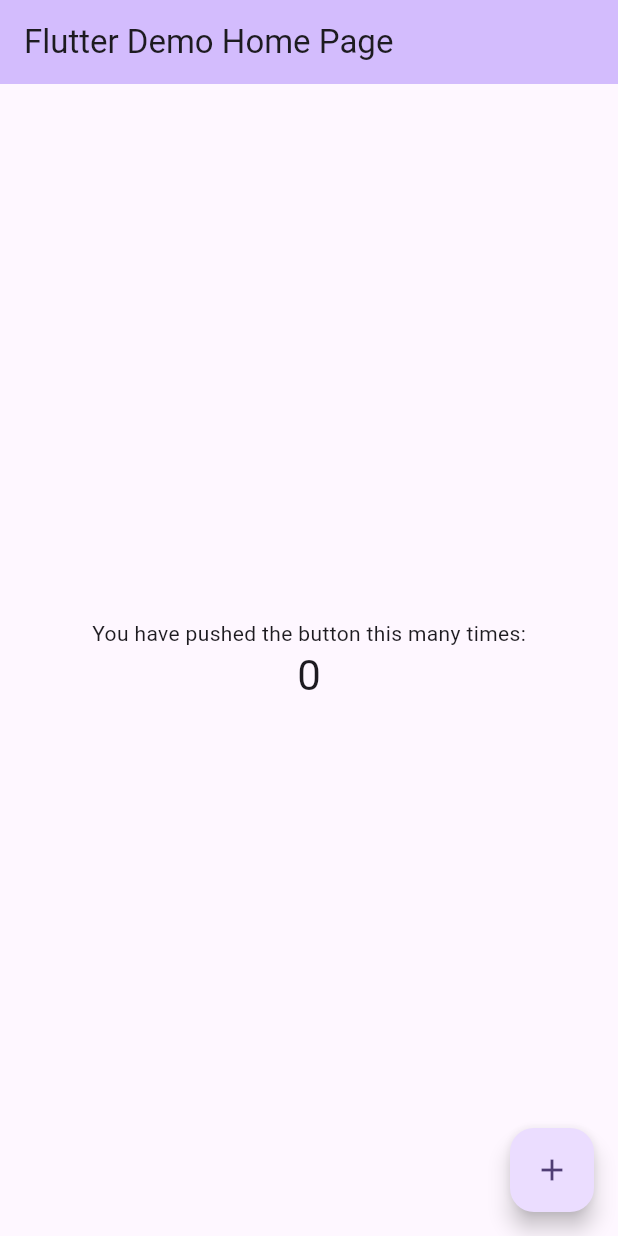
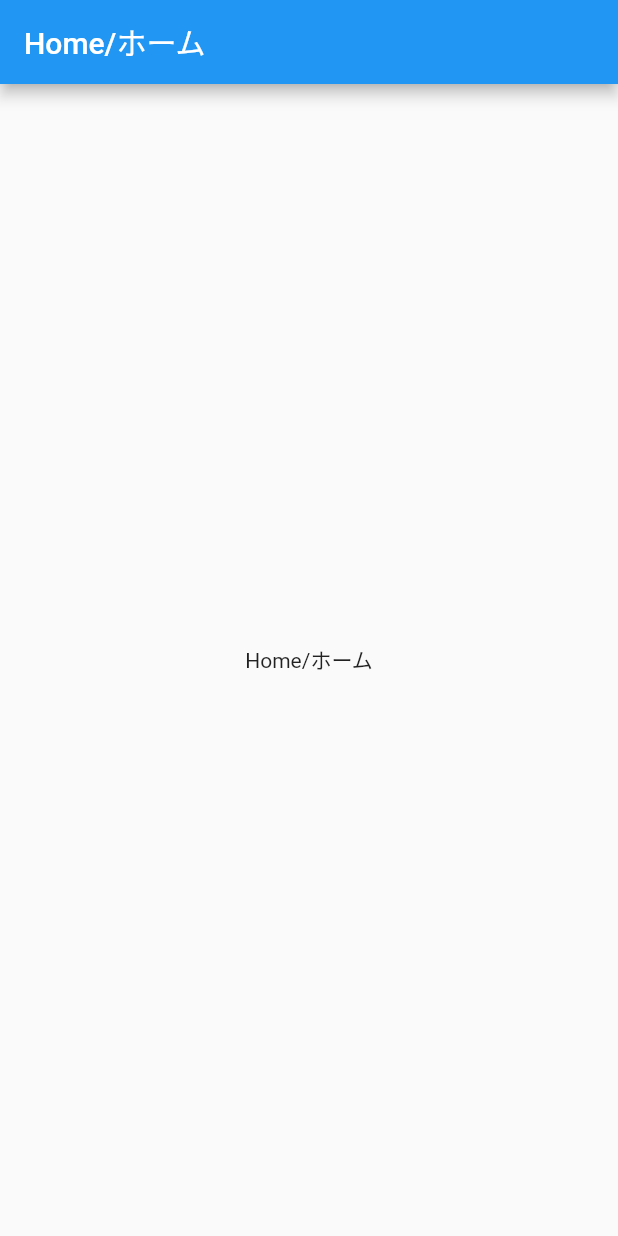
Before and after one commit to mic4dy/Scenarioshelf-Archive, a Flutter app: the screen it shows after launch, on a phone screen of 412 x 824 dp. Run offline on Flutter 3.47's test engine with Material 2 defaults, Android fonts, the phone set to English and light mode, and no system bars; our stand-ins replace flutter_riverpod, freezed_annotation, go_router, riverpod_annotation; generated files the repository leaves out were written again.

Commit message:
[update]setup routing

```diff
--- a/lib/main.dart
+++ b/lib/main.dart
@@ -1,125 +1,23 @@
 import 'package:flutter/material.dart';
 
+import 'package:flutter_riverpod/flutter_riverpod.dart';
+import 'package:scenarioshelf/router/router.dart';
+
 void main() {
-  runApp(const MyApp());
+  runApp(const ProviderScope(child: Scenarioshelf()));
 }
 
-class MyApp extends StatelessWidget {
-  const MyApp({super.key});
+class Scenarioshelf extends ConsumerWidget {
+  const Scenarioshelf({super.key});
 
-  // This widget is the root of your application.
   @override
-  Widget build(BuildContext context) {
-    return MaterialApp(
-      title: 'Flutter Demo',
-      theme: ThemeData(
-        // This is the theme of your application.
-        //
-        // TRY THIS: Try running your application with "flutter run". You'll see
-        // the application has a blue toolbar. Then, without quitting the app,
-        // try changing the seedColor in the colorScheme below to Colors.green
-        // and then invoke "hot reload" (save your changes or press the "hot
-        // reload" button in a Flutter-supported IDE, or press "r" if you used
-        // the command line to start the app).
-        //
-        // Notice that the counter didn't reset back to zero; the application
-        // state is not lost during the reload. To reset the state, use hot
-        // restart instead.
-        //
-        // This works for code too, not just values: Most code changes can be
-        // tested with just a hot reload.
-        colorScheme: ColorScheme.fromSeed(seedColor: Colors.deepPurple),
-        useMaterial3: true,
-      ),
-      home: const MyHomePage(title: 'Flutter Demo Home Page'),
+  Widget build(BuildContext context, WidgetRef ref) {
+    final router = ref.watch(routerProvider);
+
+    return MaterialApp.router(
+      title: 'Scenarioshelf',
+      routerConfig: router,
+      debugShowCheckedModeBanner: false,
     );
   }
 }
-
-class MyHomePage extends StatefulWidget {
-  const MyHomePage({required this.title, super.key});
-
-  // This widget is the home page of your application. It is stateful, meaning
-  // that it has a State object (defined below) that contains fields that affect
-  // how it looks.
-
-  // This class is the configuration for the state. It holds the values (in this
-  // case the title) provided by the parent (in this case the App widget) and
-  // used by the build method of the State. Fields in a Widget subclass are
-  // always marked "final".
-
-  final String title;
-
-  @override
-  State<MyHomePage> createState() => _MyHomePageState();
-}
-
-class _MyHomePageState extends State<MyHomePage> {
-  int _counter = 0;
-
-  void _incrementCounter() {
-    setState(() {
-      // This call to setState tells the Flutter framework that something has
-      // changed in this State, which causes it to rerun the build method below
-      // so that the display can reflect the updated values. If we changed
-      // _counter without calling setState(), then the build method would not be
-      // called again, and so nothing would appear to happen.
-      _counter++;
-    });
-  }
-
-  @override
-  Widget build(BuildContext context) {
-    // This method is rerun every time setState is called, for instance as done
-    // by the _incrementCounter method above.
-    //
-    // The Flutter framework has been optimized to make rerunning build methods
-    // fast, so that you can just rebuild anything that needs updating rather
-    // than having to individually change instances of widgets.
-    return Scaffold(
-      appBar: AppBar(
-        // TRY THIS: Try changing the color here to a specific color (to
-        // Colors.amber, perhaps?) and trigger a hot reload to see the AppBar
-        // change color while the other colors stay the same.
-        backgroundColor: Theme.of(context).colorScheme.inversePrimary,
-        // Here we take the value from the MyHomePage object that was created by
-        // the App.build method, and use it to set our appbar title.
-        title: Text(widget.title),
-      ),
-      body: Center(
-        // Center is a layout widget. It takes a single child and positions it
-        // in the middle of the parent.
-        child: Column(
-          // Column is also a layout widget. It takes a list of children and
-          // arranges them vertically. By default, it sizes itself to fit its
-          // children horizontally, and tries to be as tall as its parent.
-          //
-          // Column has various properties to control how it sizes itself and
-          // how it positions its children. Here we use mainAxisAlignment to
-          // center the children vertically; the main axis here is the vertical
-          // axis because Columns are vertical (the cross axis would be
-          // horizontal).
-          //
-          // TRY THIS: Invoke "debug painting" (choose the "Toggle Debug Paint"
-          // action in the IDE, or press "p" in the console), to see the
-          // wireframe for each widget.
-          mainAxisAlignment: MainAxisAlignment.center,
-          children: <Widget>[
-            const Text(
-              'You have pushed the button this many times:',
-            ),
-            Text(
-              '$_counter',
-              style: Theme.of(context).textTheme.headlineMedium,
-            ),
-          ],
-        ),
-      ),
-      floatingActionButton: FloatingActionButton(
-        onPressed: _incrementCounter,
-        tooltip: 'Increment',
-        child: const Icon(Icons.add),
-      ), // This trailing comma makes auto-formatting nicer for build methods.
-    );
-  }
-}
--- /dev/null
+++ b/lib/router/router.dart
@@ -0,0 +1,23 @@
+import 'package:riverpod_annotation/riverpod_annotation.dart';
+
+import 'package:go_router/go_router.dart';
+import 'package:scenarioshelf/view/home/home.dart';
+
+part 'router.g.dart';
+
+@riverpod
+GoRouter router (RouterRef ref) {
+  return GoRouter(
+    initialLocation: '/splash',
+    routes: [
+      GoRoute(
+        path: '/splash',
+        redirect: (context, state) => '/home',
+      ),
+      GoRoute(
+        path: '/home',
+        builder: (context, state) => const Home(),
+      ),
+    ],
+  );
+}
--- /dev/null
+++ b/lib/view/home/home.dart
@@ -0,0 +1,17 @@
+import 'package:flutter/material.dart';
+
+class Home extends StatelessWidget {
+  const Home({super.key});
+
+  @override
+  Widget build(BuildContext context) {
+    return Scaffold(
+      appBar: AppBar(
+        title: const Text('Home/ホーム'),
+      ),
+      body: const Center(
+        child: Text('Home/ホーム'),
+      ),
+    );
+  }
+}
--- a/pubspec.yaml
+++ b/pubspec.yaml
@@ -21,6 +21,9 @@ dependencies:
   riverpod_annotation: ^2.1.1
   freezed_annotation: ^2.2.0
 
+  # Transition
+  go_router: ^9.0.1
+
 dev_dependencies:
   flutter_test:
     sdk: flutter
```
Also changed, not shown: lib/router/router.g.dart (added), pubspec.lock, 1 other file.
